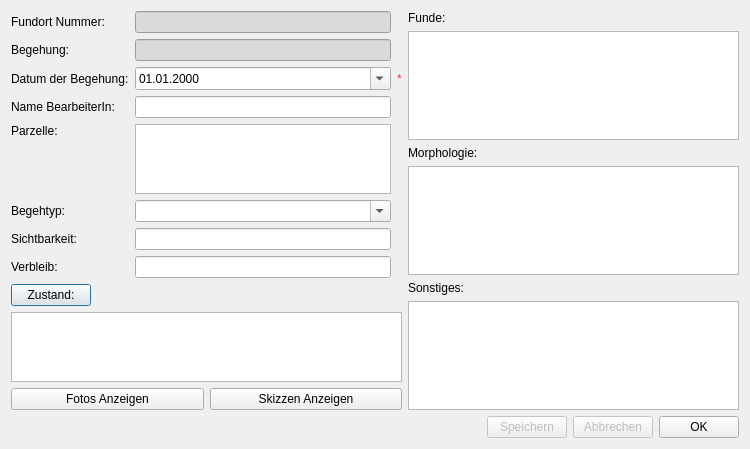
APIS-Luftbildarchiv/APIS, file APIS/forms/apis_sharding_form.ui: the form before one commit.
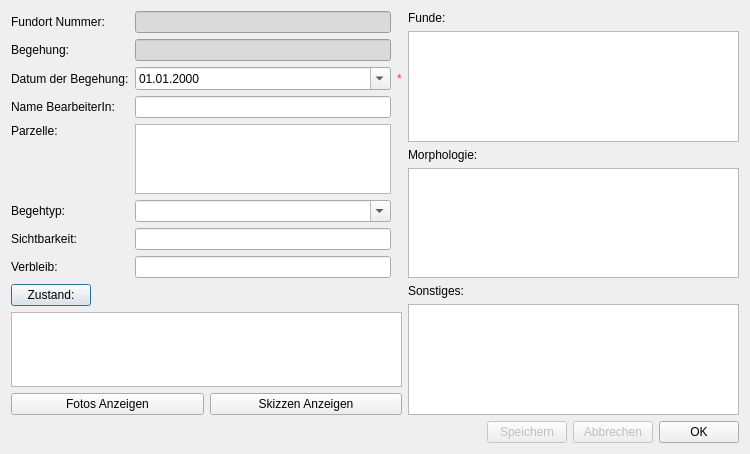
The form after the commit. Icons and pictures are not drawn.

Patch:
```diff
--- a/APIS/forms/apis_sharding_form.ui
+++ b/APIS/forms/apis_sharding_form.ui
@@ -10,7 +10,7 @@
     <x>0</x>
     <y>0</y>
     <width>750</width>
-    <height>430</height>
+    <height>454</height>
    </rect>
   </property>
   <property name="windowTitle">
```
Left out of the diff: 8 changed lines with no effect on the pictures.
